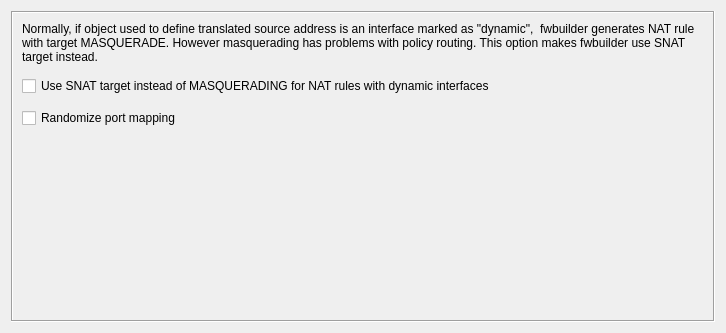
The window that src/gui/natruleoptionsdialog_q.ui (fwbuilder/fwbuilder) describes before a commit, drawn with Qt 5.
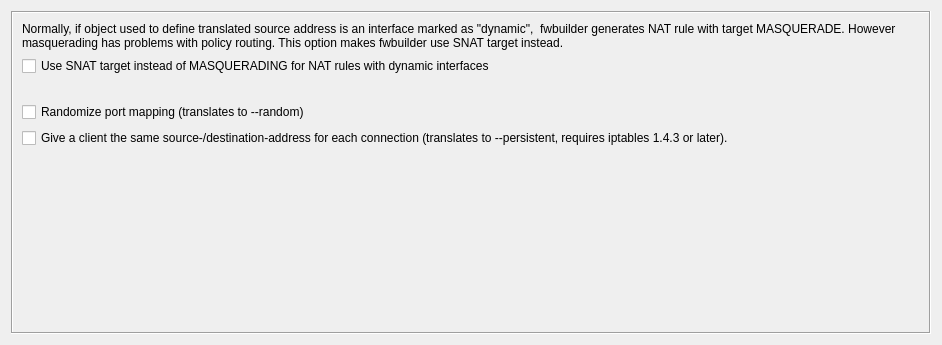
The same window after the commit.

Commit message: * NATCompiler_PrintRule.cpp (PrintRule::processNext): fixes #1147 --persistent option for DNAT and SNAT

What changed in the file:
```diff
--- a/src/gui/natruleoptionsdialog_q.ui
+++ b/src/gui/natruleoptionsdialog_q.ui
@@ -6,8 +6,8 @@
    <rect>
     <x>0</x>
     <y>0</y>
-    <width>726</width>
-    <height>333</height>
+    <width>942</width>
+    <height>345</height>
    </rect>
   </property>
   <property name="windowTitle">
@@ -81,10 +81,7 @@
      </widget>
      <widget class="QWidget" name="iptNATRuleOptions">
       <layout class="QGridLayout" name="gridLayout_2">
-       <property name="spacing">
-        <number>12</number>
-       </property>
-       <item row="0" column="0">
+       <item row="0" column="0" colspan="2">
         <widget class="QLabel" name="label">
          <property name="text">
           <string>Normally, if object used to define translated source address is an interface marked as &quot;dynamic&quot;,  fwbuilder generates NAT rule with target MASQUERADE. However masquerading has problems with policy routing. This option makes fwbuilder use SNAT target instead.</string>
@@ -94,7 +91,7 @@
          </property>
         </widget>
        </item>
-       <item row="1" column="0">
+       <item row="1" column="0" colspan="2">
         <widget class="QCheckBox" name="ipt_use_snat_instead_of_masq">
          <property name="text">
           <string>Use SNAT target instead of MASQUERADING for NAT rules with dynamic interfaces</string>
@@ -102,13 +99,36 @@
         </widget>
        </item>
        <item row="2" column="0">
+        <spacer name="verticalSpacer_2">
+         <property name="orientation">
+          <enum>Qt::Vertical</enum>
+         </property>
+         <property name="sizeType">
+          <enum>QSizePolicy::Fixed</enum>
+         </property>
+         <property name="sizeHint" stdset="0">
+          <size>
+           <width>20</width>
+           <height>20</height>
+          </size>
+         </property>
+        </spacer>
+       </item>
+       <item row="3" column="0" colspan="2">
         <widget class="QCheckBox" name="ipt_nat_random">
          <property name="text">
-          <string>Randomize port mapping</string>
+          <string>Randomize port mapping (translates to --random)</string>
          </property>
         </widget>
        </item>
-       <item row="3" column="0">
+       <item row="4" column="0" colspan="2">
+        <widget class="QCheckBox" name="ipt_nat_persistent">
+         <property name="text">
+          <string>Give a client the same source-/destination-address for each connection (translates to --persistent, requires iptables 1.4.3 or later).</string>
+         </property>
+        </widget>
+       </item>
+       <item row="5" column="1">
         <spacer name="verticalSpacer">
          <property name="orientation">
           <enum>Qt::Vertical</enum>
```
Left out of the diff: 16 changed lines with no effect on the pictures. The commit also changes 7 other files.
